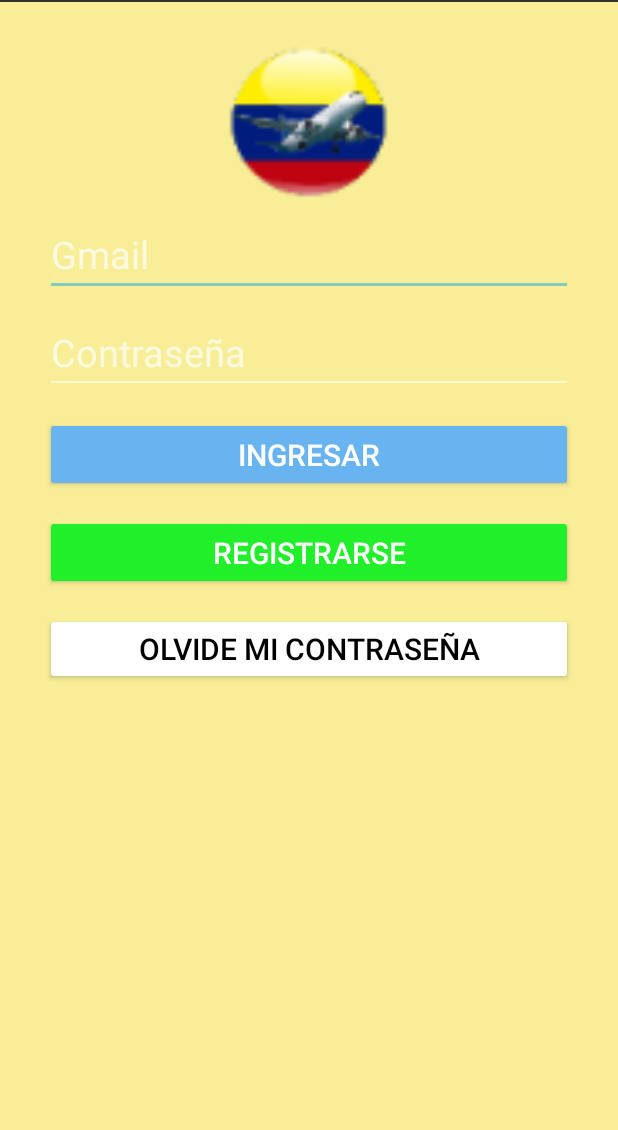
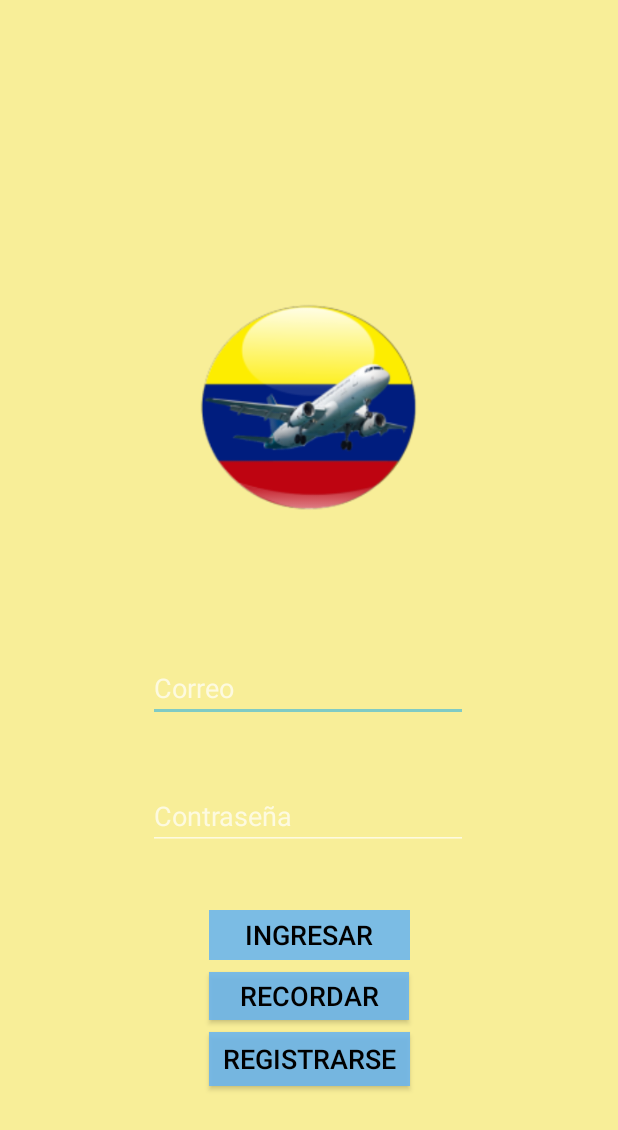
Before and after one commit to harvyRosero/App, an Android app: the screen it shows after launch (MainActivity), on a phone screen of 412 x 824 dp. Shown: the top 1130 px of the screen. Run offline under Robolectric (Android 15) with nearby library versions, the phone set to English and light mode, and no system bars; 1 statement that could not run was skipped.

Commit message:
Ajuste login

```diff
--- a/app/src/main/java/com/example/myapplication3/MainActivity.java
+++ b/app/src/main/java/com/example/myapplication3/MainActivity.java
@@ -6,22 +6,47 @@ import android.content.Intent;
 import android.os.Bundle;
 import android.view.View;
 import android.widget.Button;
+import android.widget.EditText;
+import android.widget.TextView;
 
 public class MainActivity extends AppCompatActivity {
 
     Button btn, btn2, btn_recuperar_cont;
+    private EditText editTextUsuario;
+    private EditText editTextPass;
+    private TextView tvMensaje;
+    private Button btLogin;
 
     @Override
     protected void onCreate(Bundle savedInstanceState) {
         super.onCreate(savedInstanceState);
         setContentView(R.layout.activity_main);
+        editTextUsuario = findViewById(R.id.editTextUsuario);
+        editTextPass = findViewById(R.id.editTextPassword);
+        btn = (Button)findViewById(R.id.btLogin);
+        btLogin = findViewById(R.id.btLogin);
+        btLogin.setOnClickListener((View.OnClickListener) this);
+        tvMensaje = findViewById(R.id.textMensaje);
 
-        btn = (Button)findViewById(R.id.btn_ingresar);
+
         btn.setOnClickListener(new View.OnClickListener() {
+            String usuario="prueba";
+            String password="123";
             @Override
             public void onClick(View v) {
-                Intent i = new Intent(MainActivity.this, MainActivity2.class);
-                startActivity(i);
+
+                switch (v.getId()){
+                  case R.id.btLogin:
+                        String user = editTextUsuario.getText().toString();
+                        String pass = editTextPass.getText().toString();
+                        if(usuario.equals(user) && password.equals(pass)){
+                            Intent intent = new Intent(MainActivity.this, MainActivity2.class);
+                            startActivity(intent);
+                        }else{
+                            tvMensaje.setText("Usuario o contraseña no válidos");
+                        }
+                        break;
+               }
             }
         });
 
--- a/app/src/main/res/layout/activity_main.xml
+++ b/app/src/main/res/layout/activity_main.xml
@@ -1,95 +1,111 @@
 <?xml version="1.0" encoding="utf-8"?>
-<RelativeLayout xmlns:android="http://schemas.android.com/apk/res/android"
+<androidx.constraintlayout.widget.ConstraintLayout xmlns:android="http://schemas.android.com/apk/res/android"
     xmlns:app="http://schemas.android.com/apk/res-auto"
     xmlns:tools="http://schemas.android.com/tools"
     android:layout_width="match_parent"
     android:layout_height="match_parent"
+    android:background="#F8EE98"
     tools:context=".MainActivity">
 
-
-    <LinearLayout
-        android:id="@+id/layout_login"
-        android:layout_width="match_parent"
-        android:layout_height="match_parent"
-        android:layout_alignParentTop="true"
-        android:layout_alignParentBottom="true"
-        android:layout_marginTop="1dp"
-        android:layout_marginBottom="0dp"
-        android:background="#F8EE98"
-        android:orientation="vertical">
-
-
-        <ImageView
-            android:id="@+id/imageView2"
-            android:layout_width="122dp"
-            android:layout_height="126dp"
-            android:layout_gravity="center"
-            android:layout_marginTop="20dp"
-            android:contentDescription="@string/logo"
-            app:srcCompat="@mipmap/logo_002" />
+    <EditText
+        android:id="@+id/editTextUsuario"
+        android:layout_width="wrap_content"
+        android:layout_height="wrap_content"
+        android:layout_marginBottom="40dp"
+        android:ems="10"
+        android:hint="Correo"
+        android:inputType="textPersonName"
+        android:text=""
+        android:textColor="#3F51B5"
+        app:layout_constraintBottom_toTopOf="@+id/editTextPassword"
+        app:layout_constraintEnd_toEndOf="parent"
+        app:layout_constraintHorizontal_bias="0.497"
+        app:layout_constraintStart_toStartOf="parent" />
 
     <EditText
-            android:id="@+id/editTextTextEmailAddress2"
-            android:layout_width="match_parent"
-            android:layout_height="50dp"
-            android:layout_marginLeft="30sp"
-            android:layout_marginRight="30sp"
-            android:layout_marginBottom="15sp"
+        android:id="@+id/editTextPassword"
+        android:layout_width="wrap_content"
+        android:layout_height="wrap_content"
+        android:layout_marginBottom="40dp"
         android:ems="10"
-            android:hint="@string/txt_email"
-            android:importantForAutofill="no"
-            android:inputType="textEmailAddress"
-            android:textSize="25sp" />
-
-        <EditText
-            android:id="@+id/editTextTextPassword"
-            android:layout_width="match_parent"
-            android:layout_height="50dp"
-            android:layout_marginLeft="30sp"
-            android:layout_marginRight="30sp"
-            android:layout_marginBottom="15sp"
-            android:ems="10"
-            android:hint="@string/txt_password"
-            android:importantForAutofill="no"
-            android:inputType="textPassword"
-            android:textSize="25sp" />
+        android:hint="Contraseña"
+        android:inputType="textPersonName"
+        android:password="true"
+        android:text=""
+        app:layout_constraintBottom_toTopOf="@+id/btLogin"
+        app:layout_constraintEnd_toEndOf="parent"
+        app:layout_constraintHorizontal_bias="0.497"
+        app:layout_constraintStart_toStartOf="parent" />
 
     <Button
-            android:id="@+id/btn_ingresar"
-            android:layout_width="match_parent"
-            android:layout_height="50dp"
-            android:layout_marginLeft="30sp"
-            android:layout_marginRight="30sp"
-            android:layout_marginBottom="15sp"
+        android:id="@+id/btLogin"
+        style="@style/Widget.AppCompat.Button.Borderless"
+        android:layout_width="134dp"
+        android:layout_height="33dp"
+        android:layout_marginBottom="8dp"
+        android:background="#DD62646A"
         android:backgroundTint="#68B4F1"
         android:text="@string/btn_ing"
-            android:textSize="20sp"
+        android:textColor="#000000"
+        android:textSize="18sp"
+        app:layout_constraintBottom_toTopOf="@+id/btn_olvide_contraseña"
+        app:layout_constraintEnd_toEndOf="parent"
+        app:layout_constraintHorizontal_bias="0.501"
+        app:layout_constraintStart_toStartOf="parent"
         tools:targetApi="lollipop" />
 
     <Button
         android:id="@+id/btn_registrarse"
-            android:layout_width="match_parent"
-            android:layout_height="50dp"
-            android:layout_marginLeft="30sp"
-            android:layout_marginRight="30sp"
-            android:layout_marginBottom="15sp"
-            android:backgroundTint="#21EF29"
+        android:layout_width="134dp"
+        android:layout_height="36dp"
+        android:layout_marginBottom="100dp"
+        android:background="#DD62646A"
+        android:backgroundTint="#68B4F1"
         android:text="@string/btn_reg"
-            android:textSize="20sp"
+        android:textColor="#000000"
+        android:textSize="18sp"
+        app:layout_constraintBottom_toBottomOf="parent"
+        app:layout_constraintEnd_toEndOf="parent"
+        app:layout_constraintStart_toStartOf="parent"
         tools:targetApi="lollipop" />
 
     <Button
         android:id="@+id/btn_olvide_contraseña"
-            android:layout_width="match_parent"
-            android:layout_height="wrap_content"
-            android:layout_marginLeft="30sp"
-            android:layout_marginRight="30sp"
-            android:backgroundTint="#FFFFFF"
+        android:layout_width="133dp"
+        android:layout_height="32dp"
+        android:layout_marginBottom="8dp"
+        android:background="#DD62646A"
+        android:backgroundTint="#68B4F1"
         android:text="@string/btn_olvide_pass"
         android:textColor="#000000"
-            android:textSize="20sp"
+        android:textSize="18sp"
+        app:layout_constraintBottom_toTopOf="@+id/btn_registrarse"
+        app:layout_constraintEnd_toEndOf="parent"
+        app:layout_constraintStart_toStartOf="parent"
         tools:targetApi="lollipop" />
-    </LinearLayout>
+
+    <ImageView
+        android:id="@+id/imageView"
+        android:layout_width="170dp"
+        android:layout_height="166dp"
+        android:background="@mipmap/logo_001"
+        app:layout_constraintBottom_toTopOf="@+id/editTextUsuario"
+        app:layout_constraintEnd_toEndOf="parent"
+        app:layout_constraintHorizontal_bias="0.497"
+        app:layout_constraintStart_toStartOf="parent"
+        app:layout_constraintTop_toTopOf="parent"
+        app:layout_constraintVertical_bias="0.712" />
+
+    <TextView
+        android:id="@+id/textMensaje"
+        android:layout_width="wrap_content"
+        android:layout_height="wrap_content"
+        android:text=""
+        android:textSize="18sp"
+        app:layout_constraintBottom_toTopOf="@+id/imageView"
+        app:layout_constraintEnd_toEndOf="parent"
+        app:layout_constraintStart_toStartOf="parent"
+        app:layout_constraintTop_toTopOf="parent" />
 
 
-</RelativeLayout>
+</androidx.constraintlayout.widget.ConstraintLayout>
--- a/app/src/main/res/layout/activity_splash.xml
+++ b/app/src/main/res/layout/activity_splash.xml
@@ -10,8 +10,8 @@
 
     <ImageView
         android:id="@+id/imageView4"
-        android:layout_width="150dp"
-        android:layout_height="150dp"
+        android:layout_width="222dp"
+        android:layout_height="231dp"
         android:layout_marginTop="204dp"
         android:contentDescription="@string/logo"
         android:src="@mipmap/logo_002"
@@ -22,15 +22,30 @@
 
     <TextView
         android:id="@+id/textView"
-        android:layout_width="151dp"
-        android:layout_height="39dp"
-        android:layout_marginTop="128dp"
+        android:layout_width="124dp"
+        android:layout_height="45dp"
+        android:layout_marginTop="92dp"
+        android:fontFamily="cursive"
         android:text="@string/nombre_app"
-        android:textColor="#FFFFFF"
-        android:textSize="30sp"
+        android:textColor="#011791"
+        android:textSize="34sp"
+        app:layout_constraintBottom_toBottomOf="parent"
         app:layout_constraintEnd_toEndOf="parent"
-        app:layout_constraintHorizontal_bias="0.503"
         app:layout_constraintStart_toStartOf="parent"
-        app:layout_constraintTop_toBottomOf="@+id/imageView4" />
+        app:layout_constraintTop_toBottomOf="@+id/imageView4"
+        app:layout_constraintVertical_bias="0.0" />
+
+    <TextView
+        android:id="@+id/textView5"
+        android:layout_width="wrap_content"
+        android:layout_height="wrap_content"
+        android:text="@string/bievenida_app"
+        android:textColor="#011791"
+        android:textSize="34sp"
+        android:fontFamily="cursive"
+        app:layout_constraintBottom_toTopOf="@+id/imageView4"
+        app:layout_constraintEnd_toEndOf="parent"
+        app:layout_constraintStart_toStartOf="parent"
+        app:layout_constraintTop_toTopOf="parent" />
 
 </androidx.constraintlayout.widget.ConstraintLayout>
--- a/app/src/main/res/values/strings.xml
+++ b/app/src/main/res/values/strings.xml
@@ -1,6 +1,6 @@
 <resources>
-    <string name="app_name">Tocayanat</string>
-    <string name="btn_olvide_pass">Olvide mi contraseña</string>
+    <string name="app_name">TravelApp</string>
+    <string name="btn_olvide_pass">Recordar</string>
     <string name="img_btn">img_botom</string>
     <string name="logo">img_logo</string>
     <string name="txt_email">Gmail</string>
@@ -14,7 +14,8 @@
     <string name="btn_enviar">Enviar</string>
     <string name="userName">Usuario</string>
     <string name="items">items-image</string>
-    <string name="nombre_app">Tocayanat</string>
+    <string name="nombre_app">TravelApp</string>
+    <string name="bievenida_app">Bienvenido</string>
     <string name="img_perfil">foto_perfil</string>
     <string name="user">Nombre de usuario</string>
     <string name="info_email">Informacion email</string>
```
Lines whose indentation alone changed are shown as unchanged.
